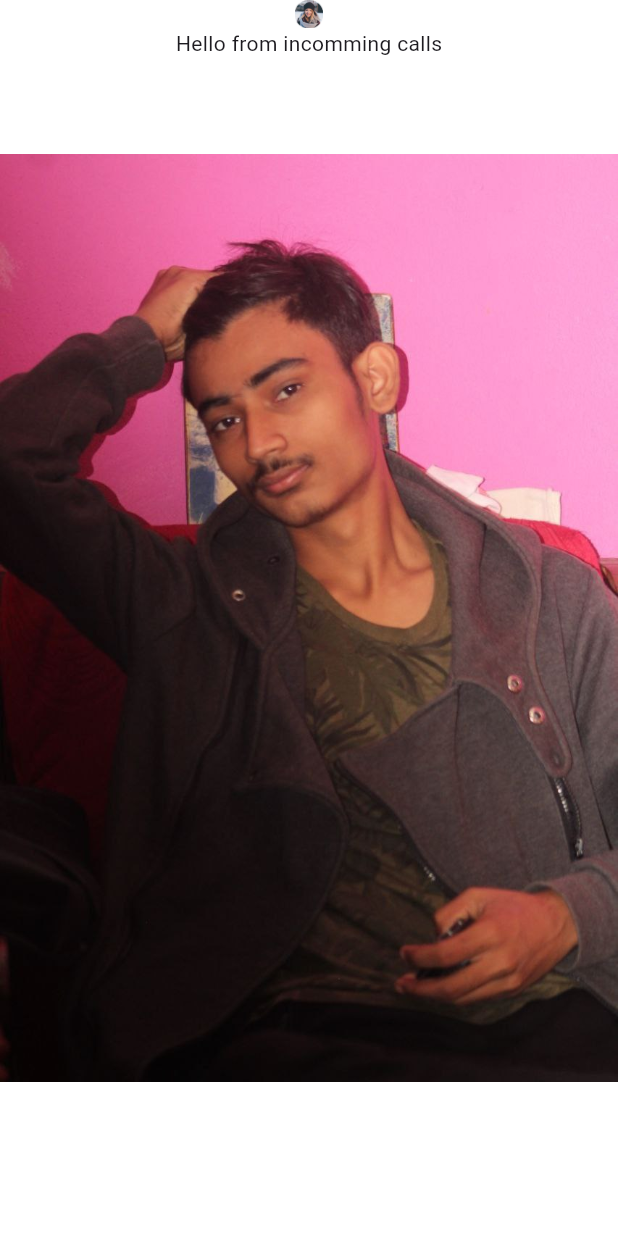
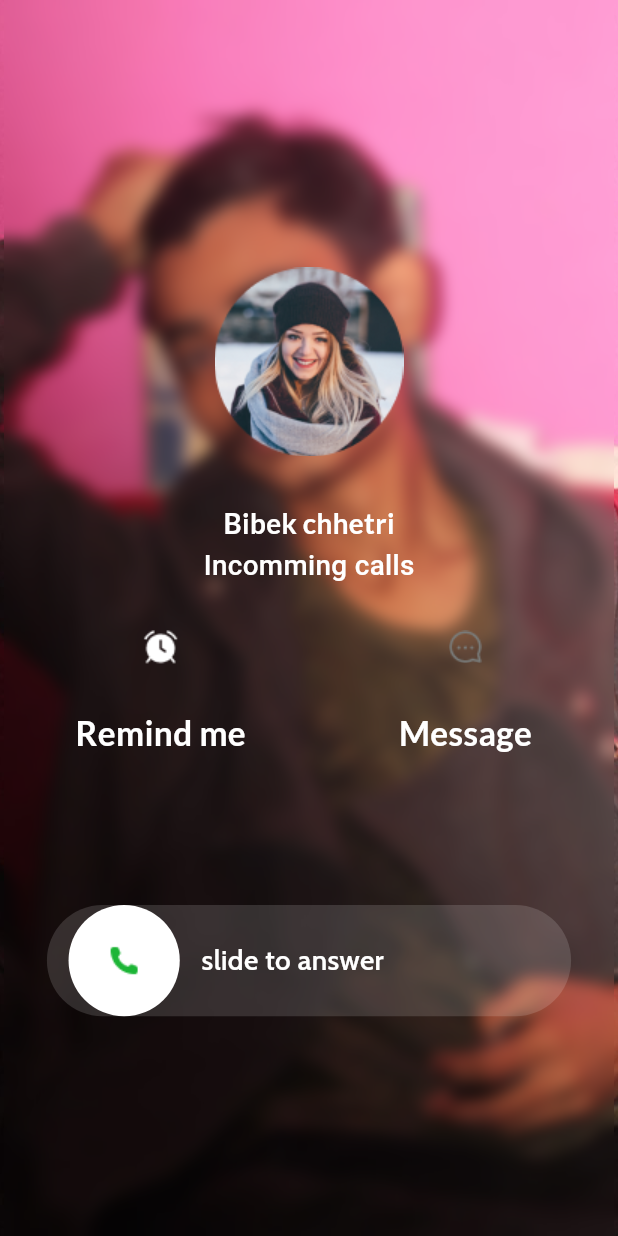
Before and after one commit to AsimSharma/fchats, a Flutter app: the IncommingCalls screen opened directly, on a phone screen of 412 x 824 dp. Run offline on Flutter 3.47's test engine with Material 3 defaults, Android fonts, the phone set to English and light mode, and no system bars; our stand-ins replace file_picker, firebase_auth, firebase_core, fluttertoast, get, google_fonts and 1 more; accounts and stored records are empty; network calls fail; Roboto replaces fonts that are missing (Cardo).

Commit message:
video call screen

```diff
--- a/lib/screen/chat/pages/incommig_calls.dart
+++ b/lib/screen/chat/pages/incommig_calls.dart
@@ -1,5 +1,12 @@
+import 'dart:ui';
+
+import 'package:fchats/screen/chat/widget/iconstext_btn.dart';
 import 'package:fchats/utils/extension/responsive.dart';
+import 'package:fchats/utils/styles/app_colors.dart';
+import 'package:fchats/utils/styles/images_links.dart';
 import 'package:flutter/material.dart';
+import 'package:get/get.dart';
+import 'package:google_fonts/google_fonts.dart';
 
 class IncommingCalls extends StatelessWidget {
   const IncommingCalls({super.key});
@@ -11,22 +18,105 @@ class IncommingCalls extends StatelessWidget {
           child: Container(
               height: double.infinity,
               width: double.infinity,
-        padding: EdgeInsets.symmetric(horizontal: 0.0023.toResponsive(context)),
+              padding: EdgeInsets.symmetric(
+                  horizontal: 0.0023.toResponsive(context)),
               decoration: const BoxDecoration(
                   image: DecorationImage(
-                image: AssetImage("assets/images/meroprofile.jpg"))),
+                      filterQuality: FilterQuality.high,
+                      fit: BoxFit.cover,
+                      image: AssetImage(
+                        "assets/images/meroprofile.jpg",
+                      ))),
+              child: ClipRect(
+                child: BackdropFilter(
+                  filter: ImageFilter.blur(sigmaX: 5, sigmaY: 5),
+                  child: Container(
+                    color:
+                        const Color.fromARGB(178, 255, 255, 255).withOpacity(0),
                     child: Column(
+                      mainAxisAlignment: MainAxisAlignment.center,
                       children: [
-            Container(
-                height: 0.023.h(context),
+                        Align(
+                          alignment: Alignment.center,
+                          child: Container(
+                              height: 0.23.h(context),
                               width: 0.35.w(context),
                               decoration: const BoxDecoration(
                                   image: DecorationImage(
-                        image: AssetImage("assets/images/profile1.png")))),
-            Text("Hello from incomming calls")
+                                      image: AssetImage(
+                                          "assets/images/profile1.png")))),
+                        ),
+                        Text(
+                          "Bibek chhetri",
+                          style: GoogleFonts.lato(
+                            fontWeight: FontWeight.w700,
+                            fontSize: 0.015.toResponsive(context),
+                            color: context.theme.scaffoldBackgroundColor,
+                          ),
+                        ),
+                        Text(
+                          "Incomming calls",
+                          style: GoogleFonts.cardo(
+                            fontWeight: FontWeight.w500,
+                            fontSize: 0.015.toResponsive(context),
+                            color: context.theme.scaffoldBackgroundColor,
+                          ),
+                        ),
+                        Row(
+                          mainAxisAlignment: MainAxisAlignment.spaceAround,
+                          children: [
+                            IconsTextButtons(
+                              onPressed: () {},
+                              height: 0.1.h(context),
+                              width: 0.25.w(context),
+                              iconsimages: alaram,
+                              title: "Remind me",
+                            ),
+                            IconsTextButtons(
+                              height: 0.1.h(context),
+                              width: 0.25.w(context),
+                              onPressed: () {},
+                              iconsimages: messageIcons,
+                              title: "Message",
+                            )
                           ],
                         ),
-      )),
+                        SizedBox(
+                          height: 0.12.h(context),
+                        ),
+                        Container(
+                          margin: EdgeInsets.symmetric(
+                              horizontal: 0.023.toResponsive(context)),
+                          height: 0.09.h(context),
+                          width: 1.0.w(context),
+                          decoration: BoxDecoration(
+                              color: Color.fromARGB(36, 255, 255, 255),
+                              borderRadius: BorderRadius.all(
+                                  Radius.circular(0.20.toResponsive(context)))),
+                          child: Row(children: [
+                            Container(
+                              height: 0.09.h(context),
+                              width: 0.25.w(context),
+                              decoration: const BoxDecoration(
+                                  shape: BoxShape.circle,
+                                  color: Colors.white,
+                                  image: DecorationImage(
+                                      image: AssetImage(callGreenIcons))),
+                            ),
+                            Text(
+                              "slide to answer",
+                              style: GoogleFonts.cabin(
+                                  color: kwhite,
+                                  fontWeight: FontWeight.w600,
+                                  fontSize: 0.015.toResponsive(context)),
+                            )
+                          ]),
+                        )
+                      ],
+                    ),
+                  ),
+                ),
+              ))),
     );
   }
 }
--- /dev/null
+++ b/lib/screen/chat/widget/iconstext_btn.dart
@@ -0,0 +1,41 @@
+import 'package:fchats/utils/extension/responsive.dart';
+import 'package:flutter/material.dart';
+import 'package:get/get.dart';
+import 'package:google_fonts/google_fonts.dart';
+
+class IconsTextButtons extends StatelessWidget {
+  const IconsTextButtons(
+      {super.key,
+      required this.title,
+      required this.onPressed,
+      required this.height,
+      required this.width,
+      required this.iconsimages});
+  final String iconsimages, title;
+  final VoidCallback onPressed;
+  final double height, width;
+
+  @override
+  Widget build(BuildContext context) {
+    return Column(
+      children: [
+        Container(
+          height: height,
+          width: width,
+          decoration: BoxDecoration(
+              color: context.theme.scaffoldBackgroundColor.withOpacity(0),
+              shape: BoxShape.circle,
+              image: DecorationImage(image: AssetImage(iconsimages))),
+        ),
+        Text(
+          title,
+          style: GoogleFonts.lato(
+            color: context.theme.scaffoldBackgroundColor,
+            fontSize: 0.018.toResponsive(context),
+            fontWeight: FontWeight.w600,
+          ),
+        )
+      ],
+    );
+  }
+}
--- a/lib/screen/chat/widget/message_appbar.dart
+++ b/lib/screen/chat/widget/message_appbar.dart
@@ -1,9 +1,7 @@
-import 'package:fchats/screen/call/call.dart';
 import 'package:fchats/screen/chat/models/friends_chat_model.dart';
 import 'package:fchats/screen/chat/pages/incommig_calls.dart';
-import 'package:fchats/screen/chat/pages/video_calls.dart';
+import 'package:fchats/screen/chat/pages/videocalls_screen.dart';
 import 'package:fchats/screen/widgets/shared/mero_icons.dart';
-
 import 'package:fchats/screen/widgets/shared/profile_stacks.dart';
 import 'package:fchats/utils/extension/responsive.dart';
 import 'package:fchats/utils/styles/app_colors.dart';
@@ -76,7 +74,7 @@ class MessageAppBar extends StatelessWidget {
             MeroIcons(
                 myIcons: viedocall,
                 onPressed: () {
-                  Get.to(() => const VideoCallScreen());
+                  Get.to(() => const VideoCalls());
                 })
           ]),
     );
--- a/lib/screen/chat/widget/profile_stack.dart
+++ b/lib/screen/chat/widget/profile_stack.dart
@@ -1,6 +1,7 @@
 import 'package:fchats/screen/chat/models/friends_chat_model.dart';
 import 'package:fchats/screen/widgets/shared/profile_stacks.dart';
 import 'package:fchats/utils/extension/responsive.dart';
+import 'package:fchats/utils/styles/images_links.dart';
 
 import 'package:flutter/material.dart';
 import 'package:get/get.dart';
@@ -23,7 +24,7 @@ class FriendsProfileStack extends StatelessWidget {
         PPStack(
           profilePic:
               // friendschatslist[index].friendsPP ??
-              "assets/images/users.png",
+              usersTeams,
           height: 0.08.h(context),
           width: 0.2.w(context),
         ),
--- a/lib/screen/widgets/shared/search_bar.dart
+++ b/lib/screen/widgets/shared/search_bar.dart
@@ -34,7 +34,7 @@ class SearchBarContainer extends StatelessWidget {
             width: 0.12.w(context),
             decoration: const BoxDecoration(
               image: DecorationImage(
-                image: AssetImage("assets/images/searchicons.png"),
+                image: AssetImage("assets/icons/searchicons.png"),
               ),
             ),
           ),
--- a/lib/utils/styles/images_links.dart
+++ b/lib/utils/styles/images_links.dart
@@ -23,6 +23,11 @@ const String dissConnects = "assets/icons/avoidcall.png";
 const String incommingCall = "assets/icons/incommingcall.png";
 const String outGoingCall = "assets/icons/outgoingcall.png";
 const String calls3 = "assets/icons/call3.png";
+const String alaram = "assets/icons/alaram.png";
+const String callGreenIcons = "assets/icons/callsgreen.png";
+const String messageIcons = "assets/icons/messageIcons.png";
+
+const String usersTeams = "assets/icons/users.png";
 
 //images
 
@@ -34,3 +39,4 @@ const String friends5 = "assets/images/f5.png";
 const String friends6 = "assets/images/f6.png";
 const String meroprofile = "assets/images/meroprofile.jpg";
 const String profilePP1 = "assets/images/profile1.png";
+const String videocallImages = "assets/images/videoimages.png";
```
Also changed, not shown: lib/screen/chat/pages/video_calls.dart (deleted, +0 -29 lines), lib/screen/chat/pages/videocalls_screen.dart (added, +62 -0 lines), lib/screen/widgets/images_with_container.dart (added, +31 -0 lines), lib/screen/widgets/shared/back_app_bar.dart (+6 -1 lines), assets/icons/alaram.png (added), assets/icons/callsgreen.png (added), assets/icons/messageIcons.png (added), assets/images/videoimages.png (added). Lines whose indentation alone changed are shown as unchanged.
